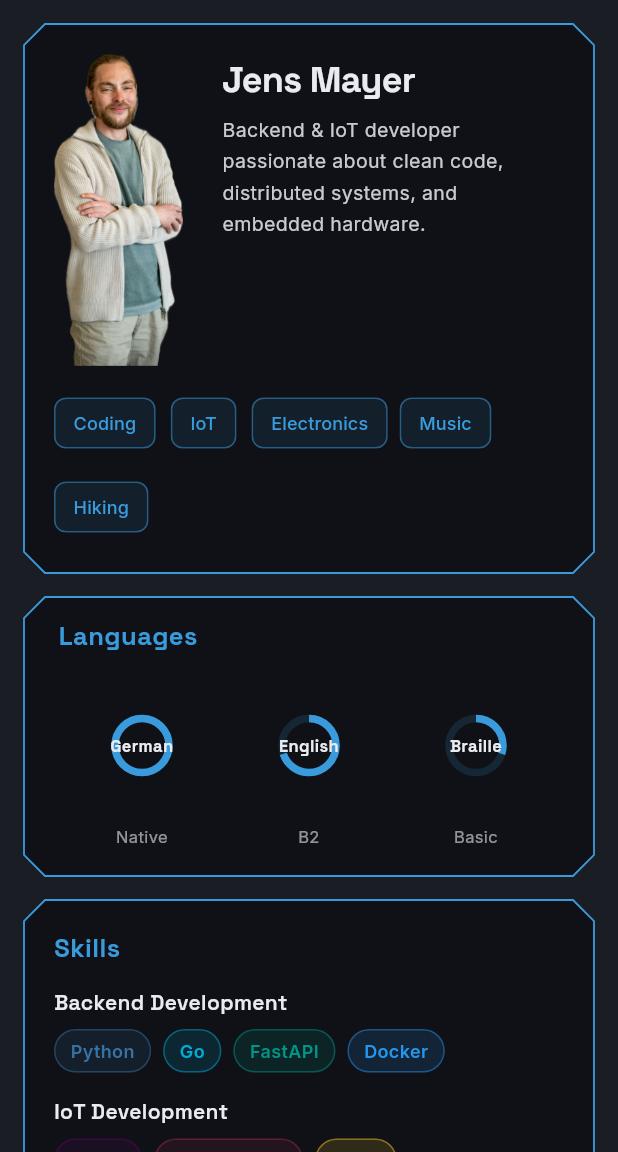
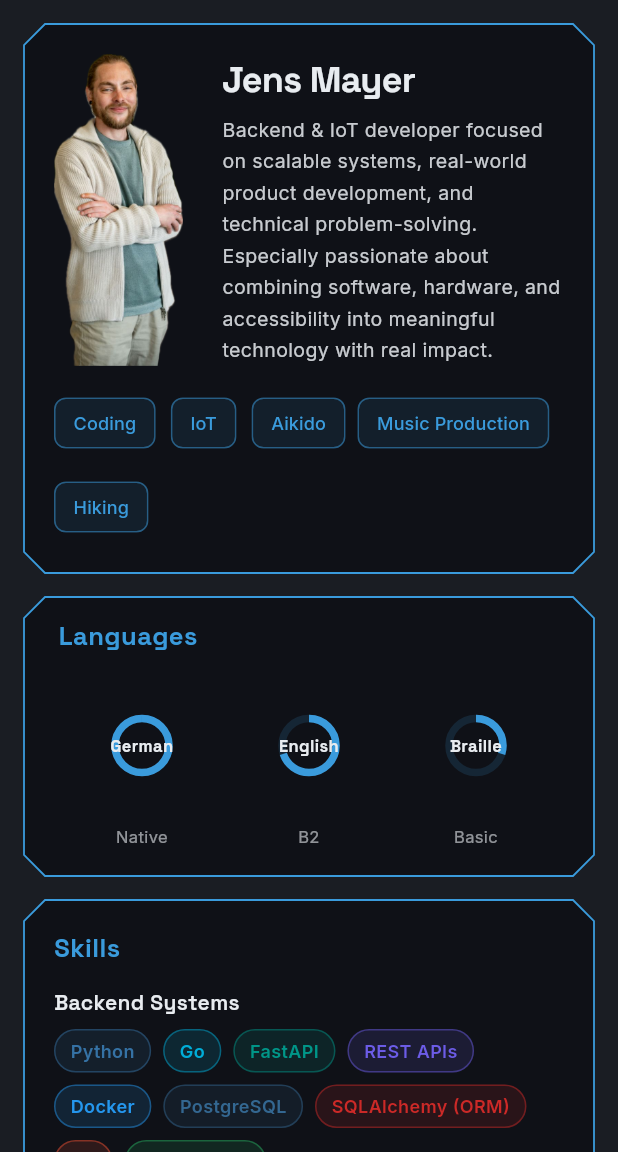
Before and after one commit to jensma89/my_portfolio, a Flutter app: the screen it shows after launch, on a phone screen of 412 x 824 dp, the part 84-1236 px from its top. Run offline on Flutter 3.47's test engine with Material 3 defaults, Android fonts, the phone set to English and light mode, and no system bars; our stand-ins replace google_fonts; missing offline and left inert: dart:html.

Commit message:
Change the content text & CNAME issue

```diff
--- a/lib/sections/about_section.dart
+++ b/lib/sections/about_section.dart
@@ -16,12 +16,12 @@ class AboutSection extends StatelessWidget {
     final isDE = locale.languageCode == 'de';
 
     final hobbies = isDE
-        ? ['Programmieren', 'IoT', 'Elektronik', 'Musik', 'Wandern']
-        : ['Coding', 'IoT', 'Electronics', 'Music', 'Hiking'];
+        ? ['Programmieren', 'IoT', 'Aikido', 'Musikproduktion', 'Wandern']
+        : ['Coding', 'IoT', 'Aikido', 'Music Production', 'Hiking'];
 
     final bio = isDE
-        ? 'Backend- & IoT-Entwickler mit Leidenschaft für sauberen Code, verteilte Systeme und eingebettete Hardware.'
-        : 'Backend & IoT developer passionate about clean code, distributed systems, and embedded hardware.';
+        ? 'Backend- & IoT-Entwickler mit Fokus auf skalierbare Systeme, reale Produktentwicklung und technische Problemlösung. Besonders motiviert mich die Verbindung von Software, Hardware und Accessibility in sinnvollen Anwendungen mit echtem Mehrwert.'
+        : 'Backend & IoT developer focused on scalable systems, real-world product development, and technical problem-solving. Especially passionate about combining software, hardware, and accessibility into meaningful technology with real impact.';
 
     return PortfolioCard(
       semanticLabel: isDE ? 'Über mich' : 'About me',
@@ -70,8 +70,10 @@ class AboutSection extends StatelessWidget {
                         color: AppColors.accentBlue,
                       ),
                     ),
-                    backgroundColor: AppColors.accentBlue.withValues(alpha: 0.1),
-                    side: BorderSide(color: AppColors.accentBlue.withValues(alpha: 0.3)),
+                    backgroundColor:
+                        AppColors.accentBlue.withValues(alpha: 0.1),
+                    side: BorderSide(
+                        color: AppColors.accentBlue.withValues(alpha: 0.3)),
                     padding:
                         const EdgeInsets.symmetric(horizontal: 4, vertical: 0),
                     materialTapTargetSize: MaterialTapTargetSize.padded,
--- a/lib/sections/skills_section.dart
+++ b/lib/sections/skills_section.dart
@@ -28,7 +28,7 @@ class SkillsSection extends StatelessWidget {
           ),
           const SizedBox(height: 14),
           Text(
-            isDE ? 'Backend-Entwicklung' : 'Backend Development',
+            isDE ? 'Backend-Systeme' : 'Backend Systems',
             style: AppTextStyles.cardTitle(context),
           ),
           const SizedBox(height: 8),
@@ -39,12 +39,17 @@ class SkillsSection extends StatelessWidget {
               SkillBadge(label: 'Python', color: AppColors.badgePython),
               SkillBadge(label: 'Go', color: AppColors.badgeGo),
               SkillBadge(label: 'FastAPI', color: AppColors.badgeFastAPI),
+              SkillBadge(label: 'REST APIs', color: AppColors.badgeAPI),
               SkillBadge(label: 'Docker', color: AppColors.badgeDocker),
+              SkillBadge(label: 'PostgreSQL', color: AppColors.badgeDB),
+              SkillBadge(label: 'SQLAlchemy (ORM)', color: AppColors.badgeORM),
+              SkillBadge(label: 'Git', color: AppColors.badgeGit),
+              SkillBadge(label: 'Unit Testing', color: AppColors.badgeTest),
             ],
           ),
           const SizedBox(height: 16),
           Text(
-            isDE ? 'IoT-Entwicklung' : 'IoT Development',
+            isDE ? 'IoT & Embedded Systeme' : 'IoT & Embedded Systems',
             style: AppTextStyles.cardTitle(context),
           ),
           const SizedBox(height: 8),
@@ -53,8 +58,25 @@ class SkillsSection extends StatelessWidget {
             runSpacing: 8,
             children: [
               SkillBadge(label: 'MQTT', color: AppColors.badgeMQTT),
-              SkillBadge(label: 'Raspberry Pi', color: AppColors.badgeRaspberryPi),
+              SkillBadge(
+                  label: 'Arduino / ESP32', color: AppColors.badgeHardware),
               SkillBadge(label: 'Linux', color: AppColors.badgeLinux),
+              SkillBadge(label: 'BLE Communication', color: AppColors.badgeBLE),
+            ],
+          ),
+          const SizedBox(height: 16),
+          Text(
+            isDE ? 'Barrierefreiheit' : 'Accessibility',
+            style: AppTextStyles.cardTitle(context),
+          ),
+          const SizedBox(height: 8),
+          const Wrap(
+            spacing: 8,
+            runSpacing: 8,
+            children: [
+              SkillBadge(label: 'Screen Reader Awareness', color: AppColors.badgeA11y),
+              SkillBadge(label: 'Braille Navigation Experience', color: AppColors.badgeA11y),
+              SkillBadge(label: 'Flutter Accessibility Basics', color: AppColors.badgeA11y),
             ],
           ),
         ],
--- a/lib/theme/app_colors.dart
+++ b/lib/theme/app_colors.dart
@@ -14,10 +14,18 @@ class AppColors {
   static const Color badgePython = Color(0xFF3572A5);
   static const Color badgeGo = Color(0xFF00ADD8);
   static const Color badgeFastAPI = Color(0xFF009688);
+  static const Color badgeAPI = Color(0xFF6C5CE7);
+  static const Color badgeDB = Color(0xFF336791);
+  static const Color badgeORM = Color(0xFFCC2927);
+  static const Color badgeGit = Color(0xFFF05032);
+  static const Color badgeTest = Color(0xFF27AE60);
   static const Color badgeMQTT = Color(0xFF660066);
   static const Color badgeDocker = Color(0xFF2496ED);
+  static const Color badgeHardware = Color(0xFF00979D);
+  static const Color badgeBLE = Color(0xFF0082FC);
   static const Color badgeRaspberryPi = Color(0xFFA22846);
   static const Color badgeLinux = Color(0xFFFCC624);
+  static const Color badgeA11y = Color(0xFF9B59B6);
 
   // Dark theme
   static const Color darkBackground = Color(0xFF1A1D23);
```
Also changed, not shown: 1 other file.
